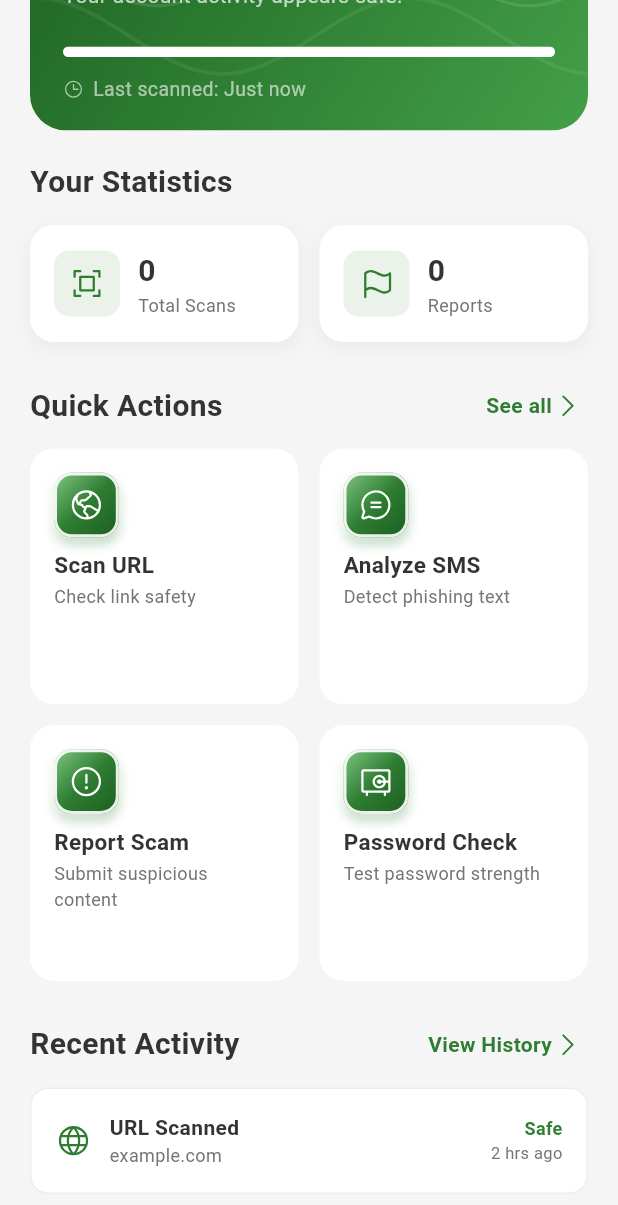
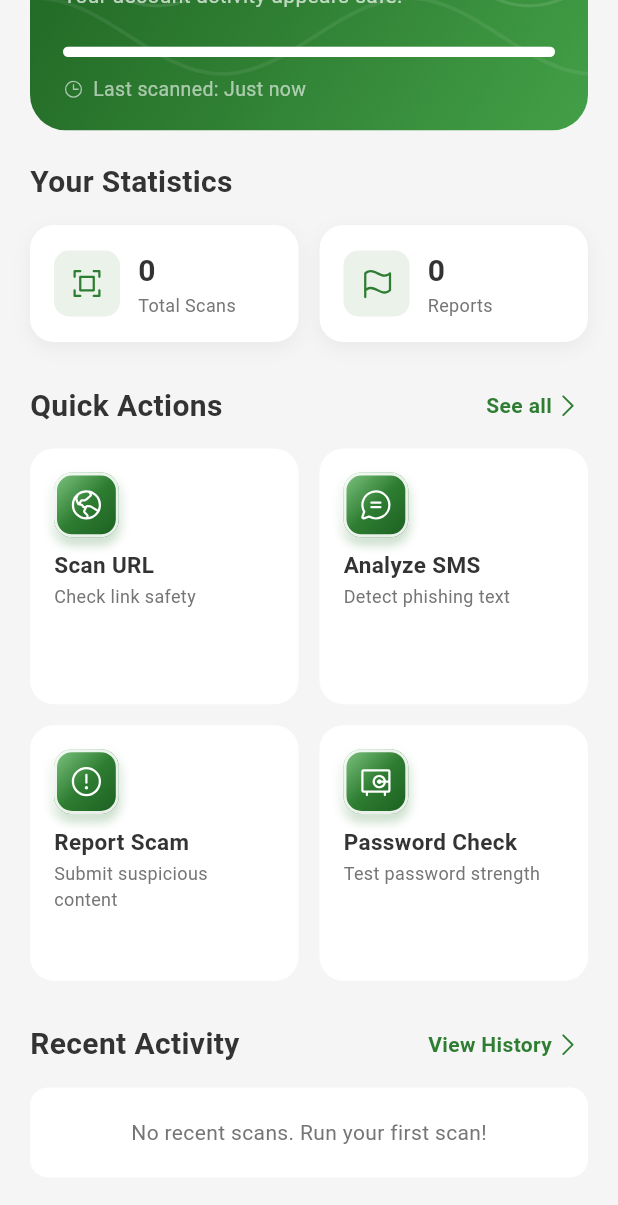
Before and after one commit to WaseefUllahh/CyberGuardian, a Flutter app: the DashboardScreen screen opened directly, scrolled down 253 dp, on a phone screen of 412 x 824 dp. Shown: the top 1205 px of the screen. Run offline on Flutter 3.47's test engine with Material 3 defaults, Android fonts, the phone set to English and light mode, and no system bars; our stand-ins replace cloud_firestore, firebase_auth, firebase_core, firebase_storage, fl_chart, image_picker and 5 more; accounts and stored records are empty.

Commit message:
feat: implement admin dashboard with analytics, activity logging, monitoring, and user-facing reporting and scanning features

```diff
--- a/lib/screens/dashboard_screen.dart
+++ b/lib/screens/dashboard_screen.dart
@@ -4,8 +4,10 @@ import 'package:phosphor_flutter/phosphor_flutter.dart';
 import '../utils/app_colors.dart';
 import '../services/auth_service.dart';
 import '../services/report_service.dart';
+import '../services/url_scan_service.dart';
 import '../models/user_model.dart';
 import '../models/report_model.dart';
+import '../models/scan_model.dart';
 import '../widgets/dashboard_widgets.dart';
 import '../widgets/dashboard_drawer.dart';
 import '../services/profile_service.dart';
@@ -318,18 +320,65 @@ class DashboardScreen extends StatelessWidget {
     );
   }
 
+  String _formatRelativeTime(DateTime time) {
+    final diff = DateTime.now().difference(time);
+    if (diff.inDays > 0) return '${diff.inDays}d ago';
+    if (diff.inHours > 0) return '${diff.inHours}h ago';
+    if (diff.inMinutes > 0) return '${diff.inMinutes}m ago';
+    return 'Just now';
+  }
+
   // ─── Recent Activity ────────────────────────────────────────────────────────
   Widget _buildRecentActivity(BuildContext context, bool isDark) {
-    // Mock recent activity for now. To be wired with Firebase.
-    final List<Map<String, String>> activities = [
-      {'title': 'URL Scanned', 'desc': 'example.com', 'time': '2 hrs ago', 'icon': 'url', 'risk': 'Safe'},
-      {'title': 'Password Checked', 'desc': 'P@ssw0rd', 'time': 'Yesterday', 'icon': 'pass', 'risk': 'Weak'},
-    ];
+    return StreamBuilder<List<ScanModel>>(
+      stream: UrlScanService().getUserScans(),
+      builder: (context, snapshot) {
+        if (snapshot.connectionState == ConnectionState.waiting) {
+          return const Center(child: Padding(
+            padding: EdgeInsets.all(24),
+            child: CircularProgressIndicator(),
+          ));
+        }
+
+        final scans = (snapshot.data ?? []).take(3).toList();
+
+        if (scans.isEmpty) {
+          return Container(
+            padding: const EdgeInsets.all(20),
+            decoration: BoxDecoration(
+              color: isDark ? const Color(0xFF1E1E1E) : Colors.white,
+              borderRadius: BorderRadius.circular(12),
+            ),
+            child: Center(
+              child: Text(
+                'No recent scans. Run your first scan!',
+                style: TextStyle(color: isDark ? const Color(0xFFAAAAAA) : AppColors.grey),
+              ),
+            ),
+          );
+        }
 
         return Column(
-      children: activities.map((activity) {
-        final icon = activity['icon'] == 'url' ? PhosphorIcons.globe() : PhosphorIcons.vault();
-        final color = activity['risk'] == 'Safe' ? AppColors.brandGreen : Colors.orange;
+          children: scans.map((scan) {
+            final String type;
+            final IconData icon;
+            if (scan.provider.contains('SMS')) {
+              type = 'SMS';
+              icon = PhosphorIcons.chatCircleText();
+            } else if (scan.provider.contains('Email')) {
+              type = 'Email';
+              icon = PhosphorIcons.envelope();
+            } else if (scan.provider.contains('Password')) {
+              type = 'Password';
+              icon = PhosphorIcons.vault();
+            } else {
+              type = 'URL';
+              icon = PhosphorIcons.globe();
+            }
+
+            final isSafe = scan.result.toLowerCase() == 'safe' ||
+                           scan.result.toLowerCase() == 'clean';
+            final color = isSafe ? AppColors.brandGreen : Colors.orange;
 
             return Container(
               margin: const EdgeInsets.only(bottom: 12),
@@ -347,16 +396,27 @@ class DashboardScreen extends StatelessWidget {
                     child: Column(
                       crossAxisAlignment: CrossAxisAlignment.start,
                       children: [
-                    Text(activity['title']!, style: TextStyle(fontWeight: FontWeight.bold, color: isDark ? Colors.white : AppColors.dark)),
-                    Text(activity['desc']!, style: TextStyle(fontSize: 12, color: isDark ? const Color(0xFFAAAAAA) : AppColors.grey)),
+                        Text(
+                          '$type Scan',
+                          style: TextStyle(fontWeight: FontWeight.bold, color: isDark ? Colors.white : AppColors.dark),
+                        ),
+                        Text(
+                          scan.url,
+                          style: TextStyle(fontSize: 12, color: isDark ? const Color(0xFFAAAAAA) : AppColors.grey),
+                          maxLines: 1,
+                          overflow: TextOverflow.ellipsis,
+                        ),
                       ],
                     ),
                   ),
                   Column(
                     crossAxisAlignment: CrossAxisAlignment.end,
                     children: [
-                  Text(activity['risk']!, style: TextStyle(fontSize: 12, fontWeight: FontWeight.bold, color: color)),
-                  Text(activity['time']!, style: TextStyle(fontSize: 11, color: isDark ? const Color(0xFFAAAAAA) : AppColors.grey)),
+                      Text(scan.result, style: TextStyle(fontSize: 12, fontWeight: FontWeight.bold, color: color)),
+                      Text(
+                        _formatRelativeTime(scan.createdAt.toDate()),
+                        style: TextStyle(fontSize: 11, color: isDark ? const Color(0xFFAAAAAA) : AppColors.grey),
+                      ),
                     ],
                   ),
                 ],
@@ -364,5 +424,7 @@ class DashboardScreen extends StatelessWidget {
             );
           }).toList(),
         );
+      },
+    );
   }
 }
--- a/lib/screens/reports_screen.dart
+++ b/lib/screens/reports_screen.dart
@@ -257,6 +257,16 @@ class _ReportsScreenState extends State<ReportsScreen>
                   itemBuilder: (context, index) {
                     final scan = scans[index];
                     final bool isSafe = scan.result.toLowerCase() == 'safe';
+                    final String scanType;
+                    if (scan.provider.contains('SMS')) {
+                      scanType = 'SMS';
+                    } else if (scan.provider.contains('Email')) {
+                      scanType = 'Email';
+                    } else if (scan.provider.contains('Password')) {
+                      scanType = 'Password';
+                    } else {
+                      scanType = 'URL';
+                    }
                     return Padding(
                       padding: const EdgeInsets.only(bottom: 10),
                       child: ScanHistoryItem(
@@ -265,6 +275,7 @@ class _ReportsScreenState extends State<ReportsScreen>
                         time: _formatTime(scan.createdAt.toDate()),
                         status: scan.result,
                         statusColor: isSafe ? green : Colors.red,
+                        scanType: scanType,
                       ),
                     );
                   }
--- a/lib/screens/scanner_screen.dart
+++ b/lib/screens/scanner_screen.dart
@@ -5,6 +5,7 @@ import '../widgets/premium_icon.dart';
 import '../widgets/scanner_widgets.dart';
 import '../services/url_scan_service.dart';
 import '../models/scan_model.dart';
+import 'scan_history_screen.dart';
 
 class ScannerScreen extends StatefulWidget {
   const ScannerScreen({super.key});
@@ -67,7 +68,10 @@ class _ScannerScreenState extends State<ScannerScreen> {
           IconButton(
             icon: Icon(PhosphorIcons.clockCounterClockwise(), color: textColor),
             tooltip: 'Scan History',
-            onPressed: () {},
+            onPressed: () => Navigator.push(
+              context,
+              MaterialPageRoute(builder: (_) => const ScanHistoryScreen()),
+            ),
           ),
         ],
       ),
```
Also changed, not shown: lib/screens/profile_screen.dart (+6 -3 lines), lib/screens/scan_history_screen.dart (+6 -2 lines), lib/screens/submit_report_screen.dart (+32 -12 lines), lib/services/admin_service.dart (+29 -0 lines), lib/widgets/admin/admin_activity_log_view.dart (+9 -3 lines), lib/widgets/admin/admin_analytics_view.dart (+55 -37 lines), lib/widgets/admin/admin_api_monitor_view.dart (+4 -4 lines), lib/widgets/admin/admin_notifications_view.dart (+10 -3 lines), lib/widgets/admin/admin_report_export_view.dart (+6 -4 lines), lib/widgets/report_widgets.dart (+12 -3 lines). Lines whose indentation alone changed are shown as unchanged.
